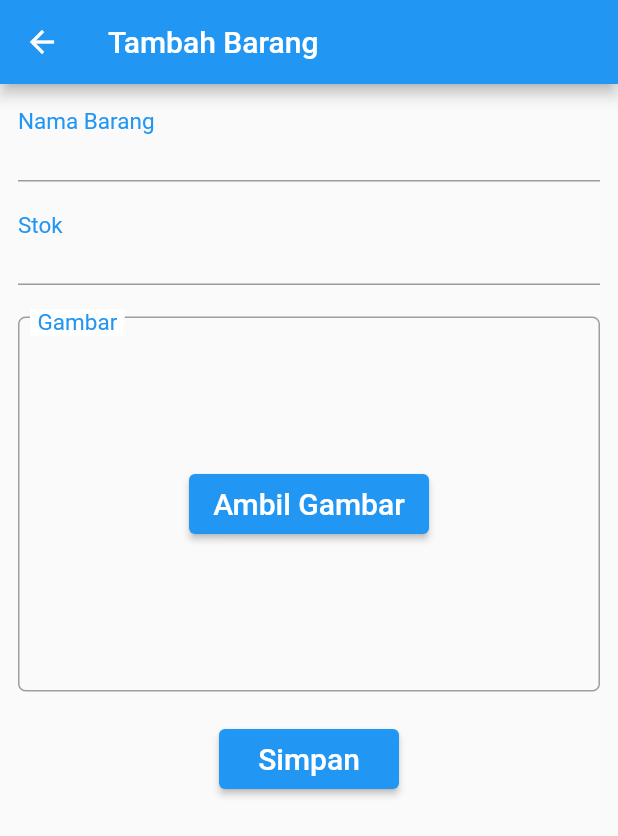
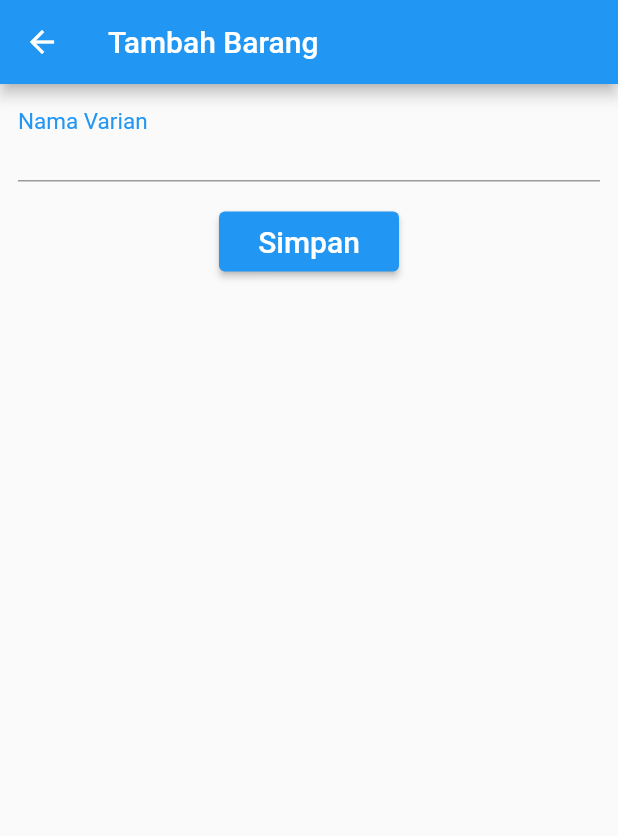
Before and after one commit to leebrium/reni_jaya_inventory, a Flutter app: the screen it shows once a user with an empty profile is signed in, after a tap on the "add circle outline" icon, on a phone screen of 412 x 824 dp. Shown: the top 836 px of the screen. Run offline on Flutter 3.47's test engine with Material 2 defaults, Android fonts, the phone set to English and light mode, and no system bars; our stand-ins replace firebase_auth, firebase_core, firebase_database, firebase_storage, flutter_spinkit, image_picker and 1 more; accounts and stored records are empty.

Commit message:
Add category level

```diff
--- a/lib/main.dart
+++ b/lib/main.dart
@@ -1,6 +1,7 @@
 import 'package:firebase_auth/firebase_auth.dart';
 import 'package:firebase_core/firebase_core.dart';
 import 'package:flutter/material.dart';
+import 'package:reni_jaya_inventory/notifiers/category_notifier.dart';
 import 'package:reni_jaya_inventory/notifiers/item_notifier.dart';
 import 'package:reni_jaya_inventory/services/auth.dart';
 import 'package:reni_jaya_inventory/views/wrapper_view.dart';
@@ -27,7 +28,8 @@ class MyApp extends StatelessWidget {
           create: (context) => context.read<AuthService>().authStateChanges,
           initialData: null,
         ),
-        ChangeNotifierProvider<ItemNotifier>(create: (_) => ItemNotifier(),)
+        ChangeNotifierProvider<CategoryNotifier>(create: (_) => CategoryNotifier()),
+        ChangeNotifierProvider<ItemNotifier>(create: (_) => ItemNotifier()),
       ],
       child: const MaterialApp(
         home: WrapperView(),
--- a/lib/models/item_model.dart
+++ b/lib/models/item_model.dart
@@ -6,11 +6,18 @@ class Item {
   int quantity;
   String? imagePath;
 
-  Item({this.itemId, required this.name, required this.quantity, this.imagePath});
+  Item(
+      {this.itemId,
+      required this.name,
+      required this.quantity,
+      this.imagePath});
 
-  Item.fromDatabase(dynamic data) :
-    itemId = data[DatabaseService.fItemId],
-    name = data[DatabaseService.fItemName] ?? "",
-    quantity = data[DatabaseService.fItemQuantity] ?? 0,
-    imagePath =  data[DatabaseService.fItemImagePath];
+  factory Item.fromDatabase(Map data, [String? id]) {
+    return Item(
+      itemId: data[DatabaseService.fItemId] ?? id,
+      name: data[DatabaseService.fItemName],
+      quantity: data[DatabaseService.fItemQuantity],
+      imagePath: data[DatabaseService.fItemImagePath],
+    );
+  }
 }
--- /dev/null
+++ b/lib/notifiers/category_notifier.dart
@@ -0,0 +1,48 @@
+import 'package:firebase_database/firebase_database.dart';
+import 'package:flutter/material.dart';
+import 'package:reni_jaya_inventory/models/category_model.dart';
+import 'package:reni_jaya_inventory/services/database.dart';
+
+class CategoryNotifier extends ChangeNotifier {
+  List<Category> _categories = [];
+  String? _currentId;
+  List<Category> get categories => _categories;
+
+  final _dbService = DatabaseService();
+
+  CategoryNotifier() {
+    _fetchInitialCategories();
+  }
+
+  void _fetchInitialCategories() {
+    _dbService.initialCategoryEvent().listen((event) {
+      _categories.clear();
+      _addCategoriesFromEvent(event);
+    });
+  }
+
+  void _addCategoriesFromEvent(DatabaseEvent event) {
+    final data = event.snapshot.value as Map;
+    data.forEach((key, value) {
+      data[key][DatabaseService.fCategoryId] = key;
+      _categories.add(Category.fromDatabase(data[key]));
+    });
+    _currentId = categories.last.categoryId;
+    notifyListeners();
+  }
+
+  void searchCategories(String query) {
+    _dbService.searchCategoriesEvent(query).listen((event) {
+      _categories.clear();
+      _addCategoriesFromEvent(event);
+    });
+  }
+
+  Future<Category?> getCategoryDetails(String id) {
+    return _dbService.getCategoryDetails(id);
+  }
+
+  Future<void> pushCategory(Category cat) async {
+    return await _dbService.pushCategory(cat);
+  }
+}
--- a/lib/shared/button_submit.dart
+++ b/lib/shared/button_submit.dart
@@ -6,25 +6,28 @@ class CustomButtonSubmit extends StatelessWidget {
   final double height;
   final String text;
 
-  CustomButtonSubmit(
-      {required this.onPressed,
+  const CustomButtonSubmit(
+      {Key? key,
+      required this.onPressed,
       required this.width,
       required this.height,
-      required this.text});
+      required this.text})
+      : super(key: key);
 
   @override
   Widget build(BuildContext context) {
-    return Container(
+    return SizedBox(
       height: height,
       width: width,
       child: ElevatedButton(
         onPressed: onPressed,
         child: Container(
-          constraints: BoxConstraints(minWidth: 88.0, minHeight: 36.0),
+          constraints: const BoxConstraints(minWidth: 88.0, minHeight: 36.0),
           alignment: Alignment.center,
           child: Text(
             text,
-            style: TextStyle(color: Colors.white, fontSize: 20),
+            style: const TextStyle(color: Colors.white, fontSize: 20),
+            textAlign: TextAlign.center,
           ),
         ),
       ),
--- a/lib/views/add_item_view.dart
+++ b/lib/views/add_item_view.dart
@@ -1,7 +1,9 @@
 import 'dart:io';
 import 'package:flutter/material.dart';
 import 'package:provider/provider.dart';
+import 'package:reni_jaya_inventory/models/category_model.dart';
 import 'package:reni_jaya_inventory/models/item_model.dart';
+import 'package:reni_jaya_inventory/notifiers/category_notifier.dart';
 import 'package:reni_jaya_inventory/notifiers/item_notifier.dart';
 import 'package:reni_jaya_inventory/services/storage.dart';
 import 'package:reni_jaya_inventory/shared/button_submit.dart';
@@ -11,7 +13,9 @@ import 'package:reni_jaya_inventory/views/image_getter/image_getter.dart';
 
 class AddItemView extends StatefulWidget {
   final String? itemId;
-  const AddItemView({Key? key, this.itemId}) : super(key: key);
+  final bool isCategory;
+  const AddItemView({Key? key, this.itemId, required this.isCategory})
+      : super(key: key);
 
   @override
   State<AddItemView> createState() => _AddItemViewState();
@@ -37,9 +41,9 @@ class _AddItemViewState extends State<AddItemView> {
   Widget _imageView(BuildContext context, Item? item) {
     return Stack(children: [
       Padding(
-        padding: EdgeInsets.only(top: 5, bottom: 5),
+        padding: const EdgeInsets.only(top: 5, bottom: 5),
         child: Container(
-          padding: EdgeInsets.only(top: 5, bottom: 5),
+          padding: const EdgeInsets.only(top: 5, bottom: 5),
           width: MediaQuery.of(context).size.width,
           alignment: Alignment.center,
           height: 250,
@@ -71,7 +75,7 @@ class _AddItemViewState extends State<AddItemView> {
         child: Container(
           padding: EdgeInsets.only(left: 5, right: 5),
           color: Colors.white,
-          child: Text(
+          child: const Text(
             'Gambar',
             style: TextStyle(fontSize: 15, color: Colors.blue),
           ),
@@ -89,7 +93,13 @@ class _AddItemViewState extends State<AddItemView> {
     setState(() => imagePath = path);
   }
 
-  void _saveData(BuildContext context, Item item) async {
+  void _saveCategory(Category cat) async {
+    final catNotifier = Provider.of<CategoryNotifier>(context, listen: false);
+    await catNotifier.pushCategory(cat);
+    Navigator.pop(context);
+  }
+
+  void _saveItem(BuildContext context, Item item) async {
     final itemNotifier = Provider.of<ItemNotifier>(context, listen: false);
     if (widget.itemId == null) {
       if (imagePath == null) {
@@ -128,28 +138,62 @@ class _AddItemViewState extends State<AddItemView> {
     }
   }
 
+  Widget _nameTextField() {
+    final infoString = widget.isCategory ? "Varian" : "Barang";
+    return TextFormField(
+      validator: (val) {
+        if (val!.isEmpty) {
+          return "Masukkan Nama " + infoString;
+        } else {
+          return null;
+        }
+      },
+      controller: _nameFieldController,
+      decoration: textInputDecoration.copyWith(labelText: "Nama " + infoString),
+      style: const TextStyle(fontSize: 20),
+    );
+  }
+
+  Widget _submitButton() {
+    return CustomButtonSubmit(
+      onPressed: () {
+        if (_formKey.currentState!.validate()) {
+          if (widget.isCategory) {
+            Category cat = Category(name: _nameFieldController.text);
+            _saveCategory(cat);
+          } else {
+            Item item = Item(
+                name: _nameFieldController.text,
+                quantity: int.parse(_quantityFieldController.text));
+            _saveItem(context, item);
+          }
+        }
+      },
+      height: 40,
+      text: "Simpan",
+      width: 120,
+    );
+  }
+
   Widget _scrollView(BuildContext context, Item? item) {
     return SingleChildScrollView(
       child: Form(
           key: _formKey,
           child: Padding(
-            padding: EdgeInsets.only(left: 12, right: 12, top: 8, bottom: 8),
-            child: Column(
+            padding:
+                const EdgeInsets.only(left: 12, right: 12, top: 8, bottom: 8),
+            child: widget.isCategory
+                ? Column(
                     children: [
-                TextFormField(
-                  validator: (val) {
-                    if (val!.isEmpty) {
-                      return "Masukkan Nama Barang";
-                    } else {
-                      return null;
-                    }
-                  },
-                  controller: _nameFieldController,
-                  decoration:
-                      textInputDecoration.copyWith(labelText: "Nama Barang"),
-                  style: TextStyle(fontSize: 20),
-                ),
-                SizedBox(height: 12),
+                      _nameTextField(),
+                      const SizedBox(height: 20),
+                      _submitButton()
+                    ],
+                  )
+                : Column(
+                    children: [
+                      _nameTextField(),
+                      const SizedBox(height: 12),
                       TextFormField(
                         validator: (val) {
                           if (val == "") {
@@ -158,30 +202,54 @@ class _AddItemViewState extends State<AddItemView> {
                           return null;
                         },
                         controller: _quantityFieldController,
-                  decoration: textInputDecoration.copyWith(labelText: "Stok"),
-                  style: TextStyle(fontSize: 20),
+                        decoration:
+                            textInputDecoration.copyWith(labelText: "Stok"),
+                        style: const TextStyle(fontSize: 20),
                         keyboardType: TextInputType.number,
                       ),
-                SizedBox(height: 16),
+                      const SizedBox(height: 16),
                       _imageView(context, item),
-                SizedBox(height: 20),
-                CustomButtonSubmit(
-                  onPressed: () {
-                    if (_formKey.currentState!.validate()) {
-                      Item item = Item(
-                          name: _nameFieldController.text,
-                          quantity: int.parse(_quantityFieldController.text));
-                      _saveData(context, item);
-                    }
-                  },
-                  height: 40,
-                  text: "Simpan",
-                  width: 120,
-                )
+                      const SizedBox(height: 20),
+                      _submitButton()
                     ],
                   ),
           )),
     );
+  }
+
+  Widget _addItemContentView() {
+    return FutureBuilder<Item?>(
+        future:
+            Provider.of<ItemNotifier>(context).getItemDetails(widget.itemId!),
+        builder: (BuildContext context, AsyncSnapshot<Item?> snapshot) {
+          _nameFieldController.text = snapshot.data?.name ?? "";
+          _quantityFieldController.text =
+              snapshot.data?.quantity.toString() ?? "1";
+          networkImagePath = snapshot.data?.imagePath;
+          if (snapshot.hasData) {
+            return _scrollView(context, snapshot.data);
+          } else {
+            return const Center(
+              child: Text('Kosong'),
+            );
+          }
+        });
+  }
+
+  Widget _addCategoryContentView() {
+    return FutureBuilder<Category?>(
+        future: Provider.of<CategoryNotifier>(context)
+            .getCategoryDetails(widget.itemId!),
+        builder: (BuildContext context, AsyncSnapshot<Category?> snapshot) {
+          _nameFieldController.text = snapshot.data?.name ?? "";
+          if (snapshot.hasData) {
+            return _scrollView(context, null);
+          } else {
+            return const Center(
+              child: Text('Kosong'),
+            );
+          }
+        });
   }
 
   @override
@@ -194,25 +262,11 @@ class _AddItemViewState extends State<AddItemView> {
           ),
         ),
         body: _loading
-            ? Loading()
+            ? const Loading()
             : widget.itemId != null
-                ? FutureBuilder<Item?>(
-                    future: Provider.of<ItemNotifier>(context)
-                        .getItemDetails(widget.itemId!),
-                    builder:
-                        (BuildContext context, AsyncSnapshot<Item?> snapshot) {
-                      _nameFieldController.text = snapshot.data?.name ?? "";
-                      _quantityFieldController.text =
-                          snapshot.data?.quantity.toString() ?? "1";
-                      networkImagePath = snapshot.data?.imagePath;
-                      if (snapshot.hasData) {
-                        return _scrollView(context, snapshot.data);
-                      } else {
-                        return Center(
-                          child: Text('Kosong'),
-                        );
-                      }
-                    })
+                ? widget.isCategory
+                    ? _addCategoryContentView()
+                    : _addItemContentView()
                 : _scrollView(context, null));
   }
 }
--- a/lib/views/home_view.dart
+++ b/lib/views/home_view.dart
@@ -1,28 +1,43 @@
 import 'package:flutter/material.dart';
 import 'package:provider/provider.dart';
-import 'package:reni_jaya_inventory/models/item_model.dart';
+import 'package:reni_jaya_inventory/notifiers/category_notifier.dart';
 import 'package:reni_jaya_inventory/notifiers/item_notifier.dart';
-import 'package:reni_jaya_inventory/shared/loading.dart';
+import 'package:reni_jaya_inventory/shared/constants.dart';
 import 'package:reni_jaya_inventory/views/add_item_view.dart';
 import 'package:reni_jaya_inventory/views/item_details_view.dart';
 
+enum HomeViewType { category, item }
+
 class HomeView extends StatefulWidget {
-  HomeView({Key? key}) : super(key: key);
+  final HomeViewType type;
+  final String? categoryId;
+  const HomeView({Key? key, required this.type, this.categoryId})
+      : super(key: key);
 
   @override
   State<HomeView> createState() => _HomeViewState();
 }
 
 class _HomeViewState extends State<HomeView> {
-  FocusNode _focus = FocusNode();
-  TextEditingController _controller = TextEditingController();
+  final FocusNode _focus = FocusNode();
+  final TextEditingController _controller = TextEditingController();
 
-  IconData _appBarIcon = Icons.search;
+  bool get isCategory {
+    return _currentType == HomeViewType.category;
+  }
+
+  IconData? _appBarIcon;
+  HomeViewType? _currentType;
 
   @override
   void initState() {
     super.initState();
     _focus.addListener(_onFocusChange);
+    _currentType = widget.type;
+    _appBarIcon = isCategory ? Icons.search : Icons.arrow_back;
+    if (widget.categoryId != null) {
+      Provider.of<ItemNotifier>(context, listen: false).setId(widget.categoryId!);
+    }
   }
 
   @override
@@ -34,11 +49,16 @@ class _HomeViewState extends State<HomeView> {
 
   void _onFocusChange() {
     setState(() {
-      _appBarIcon = _focus.hasFocus ? Icons.close : Icons.search;
+      _appBarIcon = _focus.hasFocus
+          ? Icons.close
+          : isCategory
+              ? Icons.search
+              : Icons.arrow_back;
     });
   }
 
   void _appBarIconPressed() {
+    if (isCategory) {
       if (_appBarIcon == Icons.search) {
         setState(() {
           _appBarIcon = Icons.close;
@@ -51,6 +71,9 @@ class _HomeViewState extends State<HomeView> {
         _controller.clear();
         _focus.unfocus();
       }
+    } else {
+      Navigator.pop(context);
+    }
   }
 
   void _onTapItem(String? id) async {
@@ -58,23 +81,32 @@ class _HomeViewState extends State<HomeView> {
       await Navigator.push(
           context,
           MaterialPageRoute(
-            builder: (context) => ItemDetailsView(itemId: id),
+            builder: (context) => isCategory
+                ? HomeView(
+                    type: HomeViewType.item,
+                    categoryId: id,
+                  )
+                : ItemDetailsView(itemId: id),
           ));
     }
   }
 
-  void _onTapAddItem() async {
+  void _onTapAddItem(BuildContext context) async {
     await Navigator.push(
         context,
         MaterialPageRoute(
-          builder: (context) => AddItemView(),
+          builder: (context) => AddItemView(isCategory: isCategory),
         ));
   }
 
-  @override
-  Widget build(BuildContext context) {
-    return Consumer<ItemNotifier>(
-      builder: (context, model, child) {
+  Scaffold _getScaffold(dynamic data) {
+    CategoryNotifier? _categoryNotifier;
+    ItemNotifier? _itemNotifier;
+    if (isCategory) {
+      _categoryNotifier = data as CategoryNotifier;
+    } else {
+      _itemNotifier = data as ItemNotifier;
+    }
     return Scaffold(
         appBar: AppBar(
           leading: IconButton(
@@ -91,30 +123,55 @@ class _HomeViewState extends State<HomeView> {
                   controller: _controller,
                   focusNode: _focus,
                   decoration: InputDecoration(
-                        hintText: ' Cari...',
+                    hintText: " Cari " + (isCategory ? "Kategori" : "Varian") + "...",
                   ),
                   onSubmitted: (cal) {
-                        model.searchItems(cal);
+                    if (isCategory) {
+                      _categoryNotifier?.searchCategories(cal);
+                    } else {
+                      _itemNotifier?.searchItems(cal);
+                    }
                   },
                 ),
               ),
               IconButton(
-                    icon: Icon(Icons.add_circle_outline),
+                icon: const Icon(Icons.add_circle_outline),
                 color: Colors.white,
-                    onPressed: _onTapAddItem,
+                onPressed: () {
+                  _onTapAddItem(context);
+                }
               ),
             ],
           ),
         ),
-            body: Scrollbar(
-                child: NotificationListener<ScrollEndNotification>(
-              child: Padding(
-                padding: EdgeInsets.only(top: 12),
+        body: Container(
+          padding: const EdgeInsets.only(top: 12),
+          child: Column(
+            crossAxisAlignment: CrossAxisAlignment.start,
+            children: [
+              Padding(
+                padding: const EdgeInsets.only(left: 12),
+                child: Text(
+                  isCategory ? "KATEGORI" : "VARIAN",
+                  style: textHeaderStyle,
+                  textAlign: TextAlign.left,
+                ),
+              ),
+              const SizedBox(
+                height: 8,
+              ),
+              Expanded(
                 child: ListView.builder(
-                    itemCount: model.items.length,
+                    itemCount: isCategory
+                        ? _categoryNotifier?.categories.length
+                        : _itemNotifier?.items.length,
                     itemBuilder: (context, index) {
                       return GestureDetector(
-                        onTap: () => {_onTapItem(model.items[index].itemId)},
+                        onTap: () => {
+                          _onTapItem(isCategory
+                              ? _categoryNotifier?.categories[index].categoryId
+                              : _itemNotifier?.items[index].itemId),
+                        },
                         child: Container(
                           margin: const EdgeInsets.only(
                               top: 4, left: 8, right: 8, bottom: 4),
@@ -134,16 +191,24 @@ class _HomeViewState extends State<HomeView> {
                             mainAxisAlignment: MainAxisAlignment.start,
                             children: [
                               Expanded(
-                                child: Text("${model.items[index].name}"),
+                                child: Text(
+                                  isCategory
+                                      ? _categoryNotifier
+                                              ?.categories[index].name ??
+                                          ""
+                                      : _itemNotifier?.items[index].name ?? "",
+                                ),
                               ),
                               SizedBox(
                                 width: 30,
                                 child: Text(
-                                  "${model.items[index].quantity}",
+                                  isCategory
+                                      ? ""
+                                      : "${_itemNotifier?.items[index].quantity}",
                                   textAlign: TextAlign.right,
                                 ),
                               ),
-                              Icon(Icons.arrow_right),
+                              const Icon(Icons.arrow_right),
                             ],
                           ),
                         ),
@@ -151,12 +216,22 @@ class _HomeViewState extends State<HomeView> {
                       // Text(model.items[index].name);
                     }),
               ),
-              onNotification: (notification) {
-                // For pagination
-                // model.fetchItems();
-                return true;
+            ],
+          ),
+        ));
+  }
+
+  @override
+  Widget build(BuildContext context) {
+    return isCategory
+        ? Consumer<CategoryNotifier>(
+            builder: (context, model, child) {
+              return _getScaffold(model);
             },
-            )));
+          )
+        : Consumer<ItemNotifier>(
+          builder: (context, model, child) {
+            return _getScaffold(model);
           },
         );
   }
--- a/lib/views/item_details_view.dart
+++ b/lib/views/item_details_view.dart
@@ -22,6 +22,7 @@ class _ItemDetailsViewState extends State<ItemDetailsView> {
           fullscreenDialog: true,
           builder: (context) => AddItemView(
                 itemId: widget.itemId,
+                isCategory: false,
               )),
     );
   }
--- a/lib/views/wrapper_view.dart
+++ b/lib/views/wrapper_view.dart
@@ -14,7 +14,9 @@ class WrapperView extends StatelessWidget {
     if (user == null) {
       return const AuthenticateView();
     } else {
-      return HomeView();
+      return const HomeView(
+        type: HomeViewType.category,
+      );
     }
   }
 }
```
Also changed, not shown: lib/models/category_model.dart (+19 -4 lines), lib/notifiers/item_notifier.dart (+8 -18 lines), lib/services/database.dart (+57 -24 lines). Lines whose indentation alone changed are shown as unchanged.
